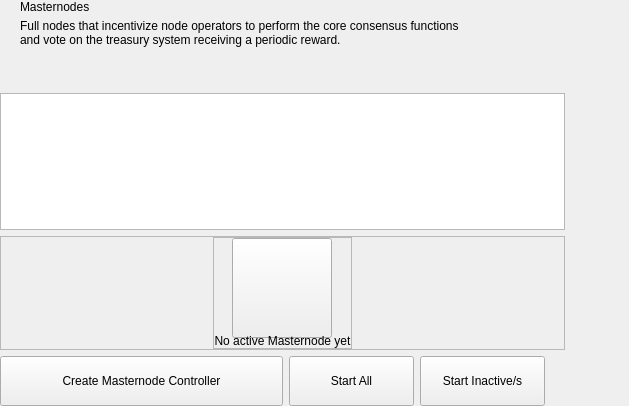
First picture: the form in src/qt/kristatech/forms/masternodeswidget.ui, repository bedri/KristaTech-KRISTA, before the edit.
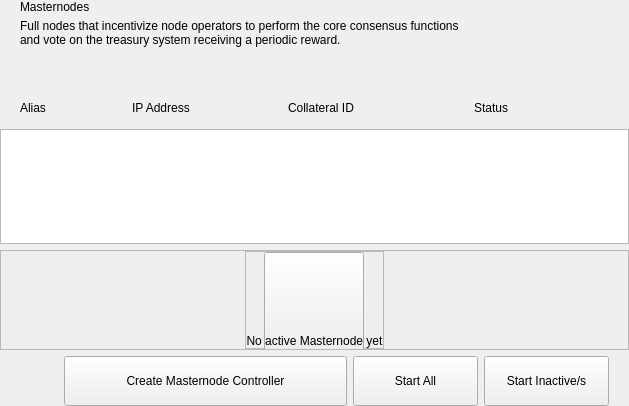
Second picture: the form after the edit. Custom widgets are drawn as their Qt base class.

Commit message: style(gui): remove topbar FAQ button and expand masternodes screen to full-width with column headers

What changed in the file:
```diff
--- a/src/qt/kristatech/forms/masternodeswidget.ui
+++ b/src/qt/kristatech/forms/masternodeswidget.ui
@@ -13,7 +13,7 @@
   <property name="windowTitle">
    <string>Form</string>
   </property>
-  <layout class="QHBoxLayout" name="horizontalLayout_2" stretch="2,1">
+  <layout class="QHBoxLayout" name="horizontalLayout_2">
    <property name="spacing">
     <number>0</number>
    </property>
@@ -111,7 +111,97 @@
          </spacer>
         </item>
         <item>
-         <layout class="QVBoxLayout" name="verticalLayout_6"/>
+         <layout class="QVBoxLayout" name="verticalLayout_6">
+          <item>
+           <widget class="QFrame" name="headerFrame">
+            <property name="minimumSize">
+             <size>
+              <width>0</width>
+              <height>30</height>
+             </size>
+            </property>
+            <property name="styleSheet">
+             <string notr="true">border:none;</string>
+            </property>
+            <layout class="QHBoxLayout" name="headerLayout">
+             <property name="leftMargin">
+              <number>20</number>
+             </property>
+             <property name="rightMargin">
+              <number>20</number>
+             </property>
+             <item>
+              <widget class="QLabel" name="labelHeaderAlias">
+               <property name="minimumSize">
+                <size>
+                 <width>80</width>
+                 <height>0</height>
+                </size>
+               </property>
+               <property name="text">
+                <string>Alias</string>
+               </property>
+              </widget>
+             </item>
+             <item>
+              <widget class="QLabel" name="labelHeaderAddress">
+               <property name="minimumSize">
+                <size>
+                 <width>150</width>
+                 <height>0</height>
+                </size>
+               </property>
+               <property name="text">
+                <string>IP Address</string>
+               </property>
+              </widget>
+             </item>
+             <item>
+              <widget class="QLabel" name="labelHeaderTxId">
+               <property name="minimumSize">
+                <size>
+                 <width>180</width>
+                 <height>0</height>
+                </size>
+               </property>
+               <property name="text">
+                <string>Collateral ID</string>
+               </property>
+              </widget>
+             </item>
+             <item>
+              <widget class="QLabel" name="labelHeaderStatus">
+               <property name="minimumSize">
+                <size>
+                 <width>100</width>
+                 <height>0</height>
+                </size>
+               </property>
+               <property name="text">
+                <string>Status</string>
+               </property>
+              </widget>
+             </item>
+             <item>
+              <spacer name="headerMenuSpacer">
+               <property name="orientation">
+                <enum>Qt::Horizontal</enum>
+               </property>
+               <property name="sizeType">
+                <enum>QSizePolicy::Fixed</enum>
+               </property>
+               <property name="sizeHint" stdset="0">
+                <size>
+                 <width>30</width>
+                 <height>20</height>
+                </size>
+               </property>
+              </spacer>
+             </item>
+            </layout>
+           </widget>
+          </item>
+         </layout>
         </item>
         <item>
          <widget class="QListView" name="listMn">
@@ -316,64 +406,6 @@
      </layout>
     </widget>
    </item>
-   <item>
-    <widget class="QWidget" name="right" native="true">
-     <layout class="QVBoxLayout" name="verticalLayout_5">
-      <property name="leftMargin">
-       <number>0</number>
-      </property>
-      <property name="topMargin">
-       <number>0</number>
-      </property>
-      <property name="rightMargin">
-       <number>0</number>
-      </property>
-      <property name="bottomMargin">
-       <number>0</number>
-      </property>
-      <item>
-       <layout class="QVBoxLayout" name="verticalLayout_4">
-        <property name="spacing">
-         <number>6</number>
-        </property>
-        <item>
-         <widget class="OptionButton" name="btnAbout" native="true">
-          <property name="minimumSize">
-           <size>
-            <width>0</width>
-            <height>50</height>
-           </size>
-          </property>
-         </widget>
-        </item>
-        <item>
-         <widget class="OptionButton" name="btnAboutController" native="true">
-          <property name="minimumSize">
-           <size>
-            <width>0</width>
-            <height>50</height>
-           </size>
-          </property>
-         </widget>
-        </item>
-        <item>
-         <spacer name="verticalSpacer_5">
-          <property name="orientation">
-           <enum>Qt::Vertical</enum>
-          </property>
-          <property name="sizeHint" stdset="0">
-           <size>
-            <width>20</width>
-            <height>40</height>
-           </size>
-          </property>
-         </spacer>
-        </item>
-       </layout>
-      </item>
-     </layout>
-    </widget>
-   </item>
   </layout>
  </widget>
  <customwidgets>
```
The commit also changes 6 other files.
